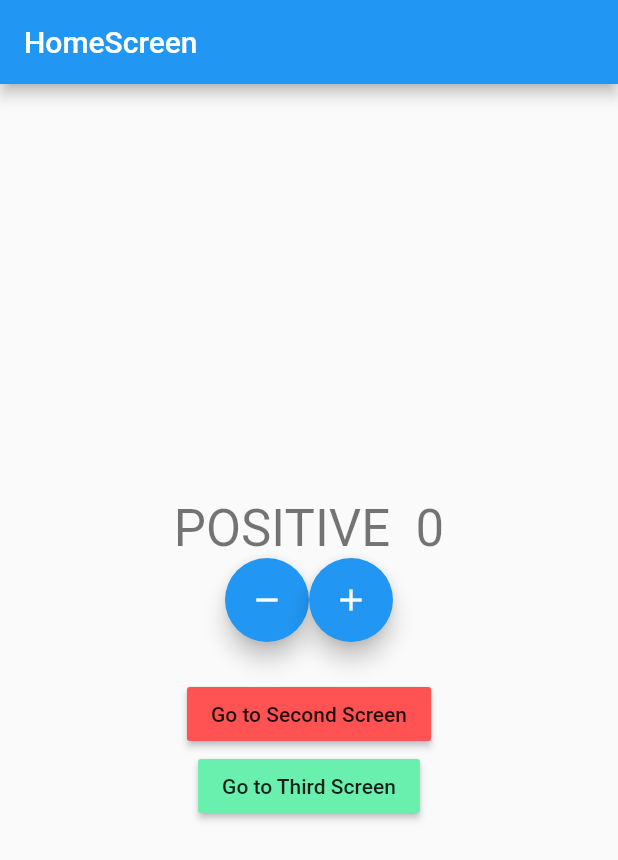
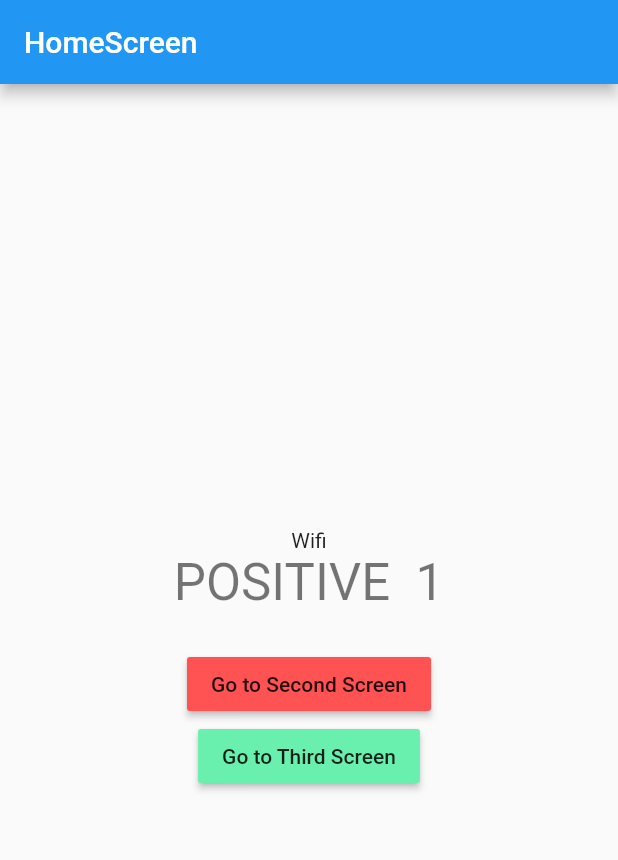
Before and after one commit to eloicasamayor/learning_bloc, a Flutter app: the screen it shows after launch, on a phone screen of 412 x 824 dp. Shown: the top 860 px of the screen. Run offline on Flutter 3.47's test engine with Material 2 defaults, Android fonts, the phone set to English and light mode, and no system bars; our stand-ins replace bloc, connectivity_plus, equatable, flutter_bloc.

```diff
--- /dev/null
+++ b/lib/constants/enums.dart
@@ -0,0 +1,4 @@
+enum ConnectionType {
+  Wifi,
+  Mobile,
+}
--- a/lib/logic/cubit/counter_cubit.dart
+++ b/lib/logic/cubit/counter_cubit.dart
@@ -1,14 +1,42 @@
+import 'dart:async';
+
 import 'package:bloc/bloc.dart';
 import 'package:equatable/equatable.dart';
+import 'package:flutter_bloc_concepts/constants/enums.dart';
+import 'package:flutter_bloc_concepts/logic/cubit/internet_cubit.dart';
 
 part 'counter_state.dart';
 
 class CounterCubit extends Cubit<CounterState> {
-  CounterCubit() : super(CounterState(counterValue: 0, wasIncremented: true));
+  final InternetCubit internetCubit;
+  late StreamSubscription internetStreamSubscription;
+
+  CounterCubit({required this.internetCubit})
+      : super(CounterState(counterValue: 0, wasIncremented: true)) {
+    monitorInternetCubit();
+  }
+
+  StreamSubscription<InternetState> monitorInternetCubit() {
+    return internetCubit.listen((InternetState) {
+      if (InternetState is InternetConnected &&
+          InternetState.connectionType == ConnectionType.Wifi) {
+        increment();
+      } else if (InternetState is InternetConnected &&
+          InternetState.connectionType == ConnectionType.Mobile) {
+        decrement();
+      }
+    });
+  }
 
   void increment() => emit(
       CounterState(counterValue: state.counterValue + 1, wasIncremented: true));
 
   void decrement() => emit(CounterState(
       counterValue: state.counterValue - 1, wasIncremented: false));
+
+  @override
+  Future<void> close() {
+    internetStreamSubscription.cancel();
+    return super.close();
+  }
 }
--- /dev/null
+++ b/lib/logic/cubit/internet_cubit.dart
@@ -0,0 +1,39 @@
+import 'dart:async';
+import 'package:bloc/bloc.dart';
+import 'package:connectivity_plus/connectivity_plus.dart';
+import 'package:flutter_bloc_concepts/constants/enums.dart';
+
+part 'internet_state.dart';
+
+class InternetCubit extends Cubit<InternetState> {
+  final Connectivity connectivity;
+  late StreamSubscription connectivityStreamSubscription;
+  InternetCubit({
+    required this.connectivity,
+  }) : super(InternetLoading()) {
+    monitorInternetConnection();
+  }
+
+  StreamSubscription<ConnectivityResult> monitorInternetConnection() {
+    return connectivity.onConnectivityChanged.listen((connectivityResult) {
+      if (connectivityResult == ConnectivityResult.wifi) {
+        emitInternetConnected(ConnectionType.Wifi);
+      } else if (connectivityResult == ConnectivityResult.mobile) {
+        emitInternetConnected(ConnectionType.Mobile);
+      } else if (connectivityResult == ConnectivityResult.none) {
+        emitInternetDisconnected();
+      }
+    });
+  }
+
+  void emitInternetConnected(ConnectionType _connectionType) =>
+      emit(InternetConnected(connectionType: _connectionType));
+
+  void emitInternetDisconnected() => emit(InternetDisconnected());
+
+  @override
+  Future<void> close() {
+    connectivityStreamSubscription.cancel();
+    return super.close();
+  }
+}
--- /dev/null
+++ b/lib/logic/cubit/internet_state.dart
@@ -0,0 +1,13 @@
+part of 'internet_cubit.dart';
+
+abstract class InternetState {}
+
+class InternetLoading extends InternetState {}
+
+class InternetConnected extends InternetState {
+  final ConnectionType connectionType;
+
+  InternetConnected({required this.connectionType});
+}
+
+class InternetDisconnected extends InternetState {}
--- a/lib/main.dart
+++ b/lib/main.dart
@@ -1,37 +1,44 @@
+import 'package:connectivity_plus/connectivity_plus.dart';
 import 'package:flutter/material.dart';
 import 'package:flutter_bloc/flutter_bloc.dart';
+import 'package:flutter_bloc_concepts/logic/cubit/internet_cubit.dart';
 import 'package:flutter_bloc_concepts/presentation/router/app_router.dart';
 import './logic/cubit/counter_cubit.dart';
+import 'package:flutter_bloc/flutter_bloc.dart';
 
 void main() {
-  runApp(MyApp());
+  runApp(MyApp(
+    appRouter: AppRouter(),
+    connectivity: Connectivity(),
+  ));
 }
 
-class MyApp extends StatefulWidget {
-  @override
-  _MyAppState createState() => _MyAppState();
-}
+class MyApp extends StatelessWidget {
+  final AppRouter appRouter;
+  final Connectivity connectivity;
 
-class _MyAppState extends State<MyApp> {
-  final AppRouter _appRouter = AppRouter();
+  const MyApp({Key? key, required this.appRouter, required this.connectivity})
+      : super(key: key);
 
   @override
   Widget build(BuildContext context) {
-    return BlocProvider(
-      create: (context) => CounterCubit(),
+    return MultiBlocProvider(
+      providers: [
+        BlocProvider<InternetCubit>(
+          create: (context) => InternetCubit(connectivity: connectivity),
+        ),
+        BlocProvider<CounterCubit>(
+          create: (context) =>
+              CounterCubit(internetCubit: context.read<InternetCubit>()),
+        ),
+      ],
       child: MaterialApp(
         title: 'Flutter Demo',
         theme: ThemeData(
           primarySwatch: Colors.blue,
         ),
-        onGenerateRoute: _appRouter.onGenerateRoute,
+        onGenerateRoute: appRouter.onGenerateRoute,
       ),
     );
   }
-
-  @override
-  void dispose() {
-    _appRouter.dispose();
-    super.dispose();
-  }
 }
--- a/lib/presentation/router/app_router.dart
+++ b/lib/presentation/router/app_router.dart
@@ -1,62 +1,42 @@
 import 'package:flutter/material.dart';
-import 'package:flutter_bloc/flutter_bloc.dart';
-import 'package:flutter_bloc_concepts/logic/cubit/counter_cubit.dart';
 import 'package:flutter_bloc_concepts/presentation/screens/home_screen.dart';
 import 'package:flutter_bloc_concepts/presentation/screens/second_screen.dart';
 import 'package:flutter_bloc_concepts/presentation/screens/third_screen.dart';
 
 class AppRouter {
-  final CounterCubit _counterCubit = CounterCubit();
-
   Route onGenerateRoute(RouteSettings routeSettings) {
     switch (routeSettings.name) {
       case '/':
         return MaterialPageRoute(
-          builder: (_) => BlocProvider.value(
-            value: _counterCubit,
-            child: HomeScreen(
+          builder: (_) => HomeScreen(
             title: 'HomeScreen',
             color: Colors.blueAccent,
-            ),
           ),
         );
 
       case '/second':
         return MaterialPageRoute(
-          builder: (_) => BlocProvider.value(
-            value: _counterCubit,
-            child: SecondScreen(
+          builder: (_) => SecondScreen(
             title: 'Second Screen',
             color: Colors.redAccent,
-            ),
           ),
         );
 
       case '/third':
         return MaterialPageRoute(
-          builder: (_) => BlocProvider.value(
-            value: _counterCubit,
-            child: ThirdScreen(
+          builder: (_) => ThirdScreen(
             title: 'Third Screen',
             color: Colors.greenAccent,
-            ),
           ),
         );
 
       default:
         return MaterialPageRoute(
-          builder: (_) => BlocProvider.value(
-            value: _counterCubit,
-            child: HomeScreen(
+          builder: (_) => HomeScreen(
             title: 'HomeScreen',
             color: Colors.blueAccent,
-            ),
           ),
         );
     }
   }
-
-  void dispose() {
-    _counterCubit.close();
 }
-}
--- a/lib/presentation/screens/home_screen.dart
+++ b/lib/presentation/screens/home_screen.dart
@@ -1,5 +1,7 @@
 import 'package:flutter/material.dart';
 import 'package:flutter_bloc/flutter_bloc.dart';
+import 'package:flutter_bloc_concepts/constants/enums.dart';
+import 'package:flutter_bloc_concepts/logic/cubit/internet_cubit.dart';
 import '../../logic/cubit/counter_cubit.dart';
 
 class HomeScreen extends StatefulWidget {
@@ -24,6 +26,21 @@ class _HomeScreenState extends State<HomeScreen> {
         child: Column(
           mainAxisAlignment: MainAxisAlignment.center,
           children: <Widget>[
+            BlocBuilder<InternetCubit, InternetState>(
+              builder: (context, state) {
+                if (state is InternetConnected &&
+                    state.connectionType == ConnectionType.Wifi) {
+                  return Text('Wifi');
+                } else if (state is InternetConnected &&
+                    state.connectionType == ConnectionType.Mobile) {
+                  return Text('Mobile');
+                } else if (state is InternetDisconnected) {
+                  return Text('Disconnected');
+                }
+
+                return CircularProgressIndicator();
+              },
+            ),
             BlocConsumer<CounterCubit, CounterState>(
               listener: (context, state) {
                 if (state.wasIncremented) {
@@ -54,7 +71,7 @@ class _HomeScreenState extends State<HomeScreen> {
                 }
               },
             ),
-            Row(
+            /* Row(
               mainAxisAlignment: MainAxisAlignment.center,
               children: [
                 FloatingActionButton(
@@ -75,7 +92,7 @@ class _HomeScreenState extends State<HomeScreen> {
                   child: Icon(Icons.add),
                 ),
               ],
-            ),
+            ), */
             SizedBox(
               height: 24,
             ),
--- a/pubspec.yaml
+++ b/pubspec.yaml
@@ -31,6 +31,7 @@ dependencies:
   flutter_bloc: ^7.0.1
   equatable: ^2.0.3
   bloc_test: ^8.0.2
+  connectivity_plus: ^1.0.5
 
 dev_dependencies:
   flutter_test:
```
Also changed, not shown: pubspec.lock, 1 other file. Lines whose indentation alone changed are shown as unchanged.
